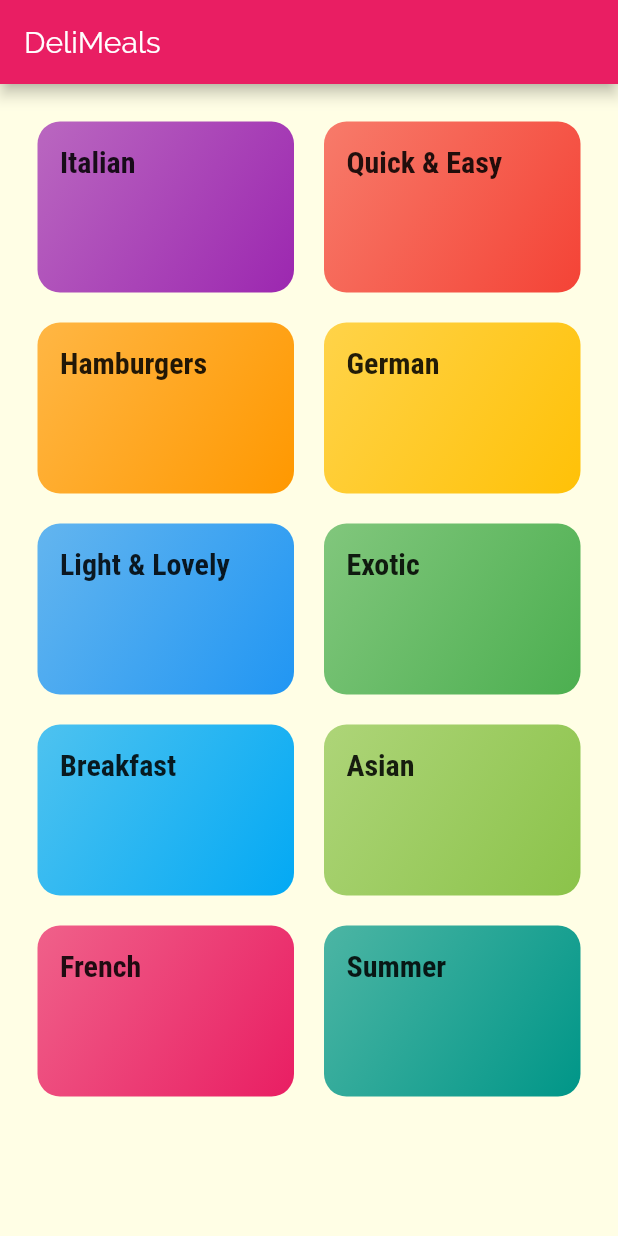
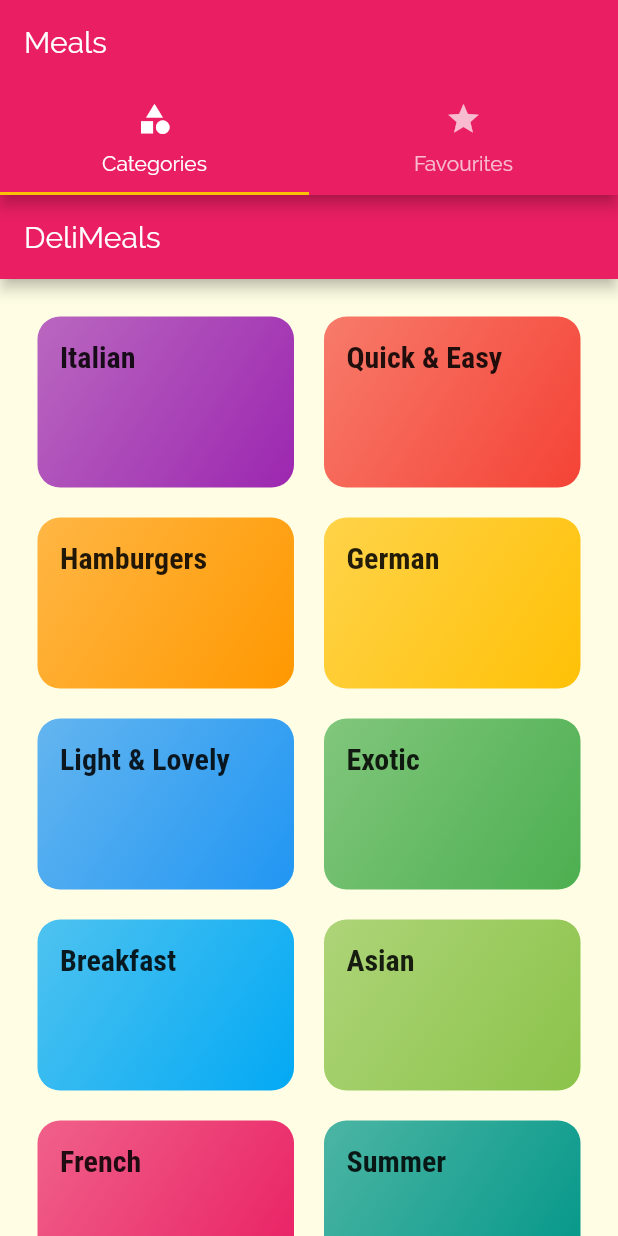
Before and after one commit to hassan1709/mealsApp, a Flutter app: the screen it shows after launch, on a phone screen of 412 x 824 dp. Run offline on Flutter 3.47's test engine with Material 2 defaults, Android fonts, the phone set to English and light mode, and no system bars.

Commit message:
Adding a TabBar

```diff
--- a/lib/main.dart
+++ b/lib/main.dart
@@ -1,4 +1,5 @@
 import 'package:flutter/material.dart';
+import './screens/tabs_screen.dart';
 import './screens/meal_detail_screen.dart';
 import './screens/category_meals_screen.dart';
 import './screens/categories_screen.dart';
@@ -38,7 +39,7 @@ class MyApp extends StatelessWidget {
       //home: CategoriesScreen(),
       initialRoute: '/', //default is '/'
       routes: {
-        '/': (ctx) => CategoriesScreen(),
+        '/': (ctx) => TabsScreen(), //CategoriesScreen(),
         CategoryMealsScreen.routeName: (ctx) => CategoryMealsScreen(),
         MealDetailScreen.routeName: (ctx) => MealDetailScreen(),
       },
--- /dev/null
+++ b/lib/screens/favourites_screen.dart
@@ -0,0 +1,10 @@
+import 'package:flutter/material.dart';
+
+class FavouritesScreen extends StatelessWidget {
+  @override
+  Widget build(BuildContext context) {
+    return Center(
+      child: Text('My Favourites'),
+    );
+  }
+}
--- /dev/null
+++ b/lib/screens/tabs_screen.dart
@@ -0,0 +1,40 @@
+import 'package:flutter/material.dart';
+import './categories_screen.dart';
+import './favourites_screen.dart';
+
+class TabsScreen extends StatefulWidget {
+  @override
+  _TabsScreenState createState() => _TabsScreenState();
+}
+
+class _TabsScreenState extends State<TabsScreen> {
+  @override
+  Widget build(BuildContext context) {
+    return DefaultTabController(
+      length: 2,
+      child: Scaffold(
+        appBar: AppBar(
+          title: Text('Meals'),
+          bottom: TabBar(
+            tabs: <Widget>[
+              Tab(
+                icon: Icon(Icons.category),
+                text: 'Categories',
+              ),
+              Tab(
+                icon: Icon(Icons.star),
+                text: 'Favourites',
+              ),
+            ],
+          ),
+        ),
+        body: TabBarView(
+          children: <Widget>[
+            CategoriesScreen(),
+            FavouritesScreen(),
+          ],
+        ),
+      ),
+    );
+  }
+}
```
